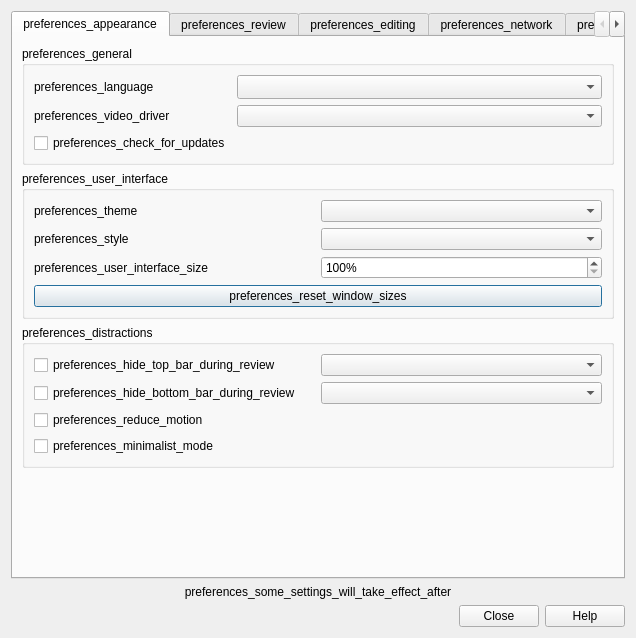
This is qt/aqt/forms/preferences.ui in ankitects/anki as Qt 5 draws it before an edit. The edited form follows.
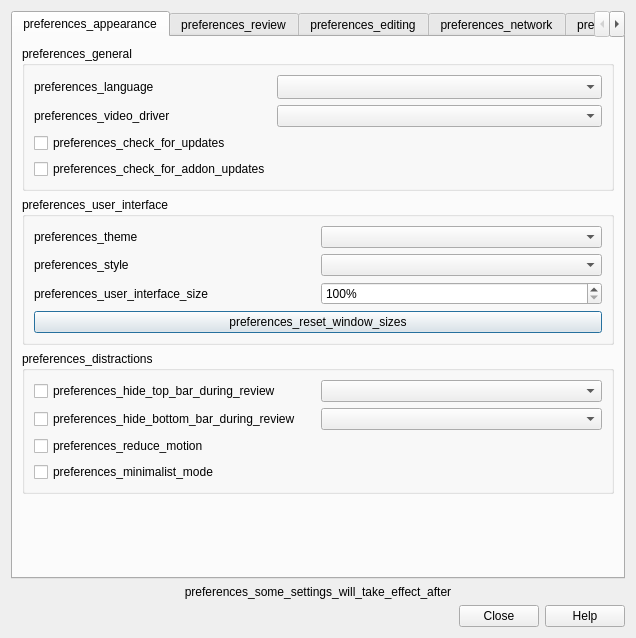
This is the edited form.

What changed in the file:
```diff
--- a/qt/aqt/forms/preferences.ui
+++ b/qt/aqt/forms/preferences.ui
@@ -95,6 +95,19 @@
             </property>
            </widget>
           </item>
+          <item row="3" column="0">
+           <widget class="QCheckBox" name="check_for_addon_updates">
+            <property name="sizePolicy">
+             <sizepolicy hsizetype="Fixed" vsizetype="Fixed">
+              <horstretch>0</horstretch>
+              <verstretch>0</verstretch>
+             </sizepolicy>
+            </property>
+            <property name="text">
+             <string>preferences_check_for_addon_updates</string>
+            </property>
+           </widget>
+          </item>
          </layout>
         </widget>
        </item>
```
Left out of the diff: 1 changed line with no effect on the pictures.
